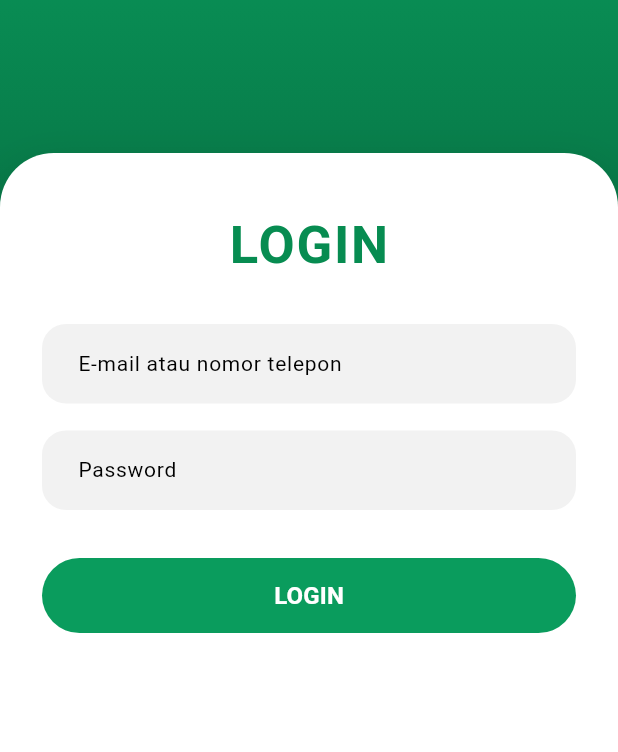
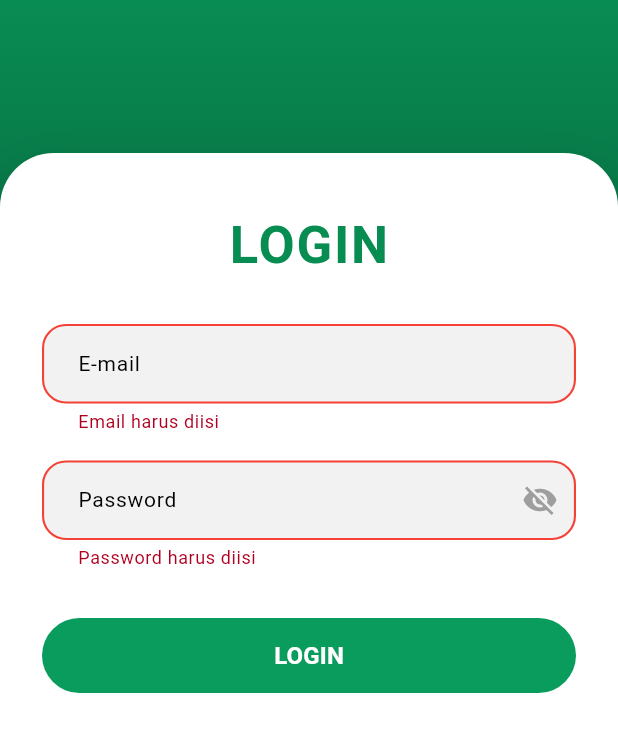
Before and after one commit to Dnoirzz/Monitoring_Maintenance, a Flutter app: the screen it shows after launch, after a tap on "LOGIN", on a phone screen of 412 x 824 dp, the part 165-917 px from its top. Run offline on Flutter 3.47's test engine with Material 3 defaults, Android fonts, the phone set to English and light mode, and no system bars; our stand-ins replace image_picker, supabase_flutter; accounts and stored records are empty; Roboto replaces fonts that are missing (Arial).

Commit message:
login logic

```diff
--- a/lib/screen/login_page.dart
+++ b/lib/screen/login_page.dart
@@ -1,7 +1,95 @@
 import 'package:flutter/material.dart';
+import 'package:monitoring_maintenance/services/supabase_service.dart';
+import 'package:monitoring_maintenance/screen/admin/dashboard_admin.dart';
 
-class LoginPage extends StatelessWidget {
+class LoginPage extends StatefulWidget {
   const LoginPage({super.key});
+
+  @override
+  State<LoginPage> createState() => _LoginPageState();
+}
+
+class _LoginPageState extends State<LoginPage> {
+  final _formKey = GlobalKey<FormState>();
+  final _emailController = TextEditingController();
+  final _passwordController = TextEditingController();
+  bool _isLoading = false;
+  bool _obscurePassword = true;
+
+  @override
+  void dispose() {
+    _emailController.dispose();
+    _passwordController.dispose();
+    super.dispose();
+  }
+
+  Future<void> _handleLogin() async {
+    if (!_formKey.currentState!.validate()) {
+      return;
+    }
+
+    setState(() {
+      _isLoading = true;
+    });
+
+    try {
+      final response = await SupabaseService.instance.signInWithEmail(
+        email: _emailController.text.trim(),
+        password: _passwordController.text,
+      );
+
+      if (response.user != null) {
+        // Login berhasil
+        if (mounted) {
+          Navigator.of(context).pushReplacement(
+            MaterialPageRoute(builder: (_) => const AdminTemplate()),
+          );
+        }
+      }
+    } catch (e) {
+      setState(() {
+        _isLoading = false;
+      });
+
+      // Tampilkan error message
+      String errorMessage = 'Login gagal. Silakan coba lagi.';
+
+      if (e.toString().contains('Invalid login credentials')) {
+        errorMessage = 'Email atau password salah. Silakan periksa kembali.';
+      } else if (e.toString().contains('Email not confirmed')) {
+        errorMessage = 'Email belum diverifikasi. Silakan cek inbox Anda.';
+      } else if (e.toString().contains('User not found')) {
+        errorMessage = 'Akun tidak ditemukan. Silakan daftar terlebih dahulu.';
+      } else if (e.toString().contains('network')) {
+        errorMessage = 'Tidak ada koneksi internet. Silakan cek koneksi Anda.';
+      }
+
+      if (mounted) {
+        ScaffoldMessenger.of(context).showSnackBar(
+          SnackBar(
+            content: Row(
+              children: [
+                const Icon(Icons.error_outline, color: Colors.white),
+                const SizedBox(width: 12),
+                Expanded(
+                  child: Text(
+                    errorMessage,
+                    style: const TextStyle(fontSize: 14),
+                  ),
+                ),
+              ],
+            ),
+            backgroundColor: Colors.red.shade600,
+            duration: const Duration(seconds: 4),
+            behavior: SnackBarBehavior.floating,
+            shape: RoundedRectangleBorder(
+              borderRadius: BorderRadius.circular(8),
+            ),
+          ),
+        );
+      }
+    }
+  }
 
   @override
   Widget build(BuildContext context) {
@@ -21,7 +109,10 @@ class LoginPage extends StatelessWidget {
             crossAxisAlignment: CrossAxisAlignment.stretch,
             children: [
               Padding(
-                padding: const EdgeInsets.symmetric(horizontal: 32, vertical: 32),
+                padding: const EdgeInsets.symmetric(
+                  horizontal: 32,
+                  vertical: 32,
+                ),
                 child: Column(
                   mainAxisSize: MainAxisSize.min,
                   children: const [
@@ -58,6 +149,8 @@ class LoginPage extends StatelessWidget {
                   ),
                   child: SingleChildScrollView(
                     padding: const EdgeInsets.fromLTRB(28, 36, 28, 32),
+                    child: Form(
+                      key: _formKey,
                       child: Column(
                         crossAxisAlignment: CrossAxisAlignment.stretch,
                         mainAxisSize: MainAxisSize.min,
@@ -74,14 +167,47 @@ class LoginPage extends StatelessWidget {
                             ),
                           ),
                           const SizedBox(height: 28),
-                        const _LoginTextField(
-                          hintText: 'E-mail atau nomor telepon',
+                          _LoginTextField(
+                            controller: _emailController,
+                            hintText: 'E-mail',
                             textInputType: TextInputType.emailAddress,
+                            validator: (value) {
+                              if (value == null || value.trim().isEmpty) {
+                                return 'Email harus diisi';
+                              }
+                              if (!value.contains('@')) {
+                                return 'Format email tidak valid';
+                              }
+                              return null;
+                            },
                           ),
                           const SizedBox(height: 18),
-                        const _LoginTextField(
+                          _LoginTextField(
+                            controller: _passwordController,
                             hintText: 'Password',
-                          obscureText: true,
+                            obscureText: _obscurePassword,
+                            validator: (value) {
+                              if (value == null || value.isEmpty) {
+                                return 'Password harus diisi';
+                              }
+                              if (value.length < 6) {
+                                return 'Password minimal 6 karakter';
+                              }
+                              return null;
+                            },
+                            suffixIcon: IconButton(
+                              icon: Icon(
+                                _obscurePassword
+                                    ? Icons.visibility_off
+                                    : Icons.visibility,
+                                color: Colors.grey,
+                              ),
+                              onPressed: () {
+                                setState(() {
+                                  _obscurePassword = !_obscurePassword;
+                                });
+                              },
+                            ),
                           ),
                           const SizedBox(height: 32),
                           SizedBox(
@@ -93,8 +219,18 @@ class LoginPage extends StatelessWidget {
                                 shape: const StadiumBorder(),
                                 elevation: 0,
                               ),
-                            onPressed: () {},
-                            child: const Text(
+                              onPressed: _isLoading ? null : _handleLogin,
+                              child:
+                                  _isLoading
+                                      ? const SizedBox(
+                                        height: 20,
+                                        width: 20,
+                                        child: CircularProgressIndicator(
+                                          color: Colors.white,
+                                          strokeWidth: 2,
+                                        ),
+                                      )
+                                      : const Text(
                                         'LOGIN',
                                         style: TextStyle(
                                           fontSize: 16,
@@ -104,6 +240,7 @@ class LoginPage extends StatelessWidget {
                             ),
                           ),
                         ],
+                      ),
                     ),
                   ),
                 ),
@@ -119,40 +256,54 @@ class LoginPage extends StatelessWidget {
 class _LoginTextField extends StatelessWidget {
   const _LoginTextField({
     required this.hintText,
+    this.controller,
     this.textInputType,
     this.obscureText = false,
+    this.validator,
+    this.suffixIcon,
   });
 
   final String hintText;
+  final TextEditingController? controller;
   final TextInputType? textInputType;
   final bool obscureText;
+  final String? Function(String?)? validator;
+  final Widget? suffixIcon;
 
   @override
   Widget build(BuildContext context) {
-    return TextField(
+    return TextFormField(
+      controller: controller,
       keyboardType: textInputType,
       obscureText: obscureText,
+      validator: validator,
       decoration: InputDecoration(
         hintText: hintText,
         filled: true,
         fillColor: const Color(0xFFF2F2F2),
-        contentPadding: const EdgeInsets.symmetric(horizontal: 20, vertical: 16),
+        contentPadding: const EdgeInsets.symmetric(
+          horizontal: 20,
+          vertical: 16,
+        ),
+        suffixIcon: suffixIcon,
         border: OutlineInputBorder(
           borderRadius: BorderRadius.circular(16),
           borderSide: BorderSide.none,
         ),
         focusedBorder: OutlineInputBorder(
           borderRadius: BorderRadius.circular(16),
-          borderSide: const BorderSide(
-            color: Color(0xFF0A9C5D),
-            width: 1.4,
+          borderSide: const BorderSide(color: Color(0xFF0A9C5D), width: 1.4),
+        ),
+        errorBorder: OutlineInputBorder(
+          borderRadius: BorderRadius.circular(16),
+          borderSide: const BorderSide(color: Colors.red, width: 1.4),
+        ),
+        focusedErrorBorder: OutlineInputBorder(
+          borderRadius: BorderRadius.circular(16),
+          borderSide: const BorderSide(color: Colors.red, width: 1.4),
         ),
       ),
-      ),
-      style: const TextStyle(
-        color: Color(0xFF022415),
-        fontSize: 14,
-      ),
+      style: const TextStyle(color: Color(0xFF022415), fontSize: 14),
     );
   }
 }
```
Also changed, not shown: 1 other file. Lines whose indentation alone changed are shown as unchanged.
